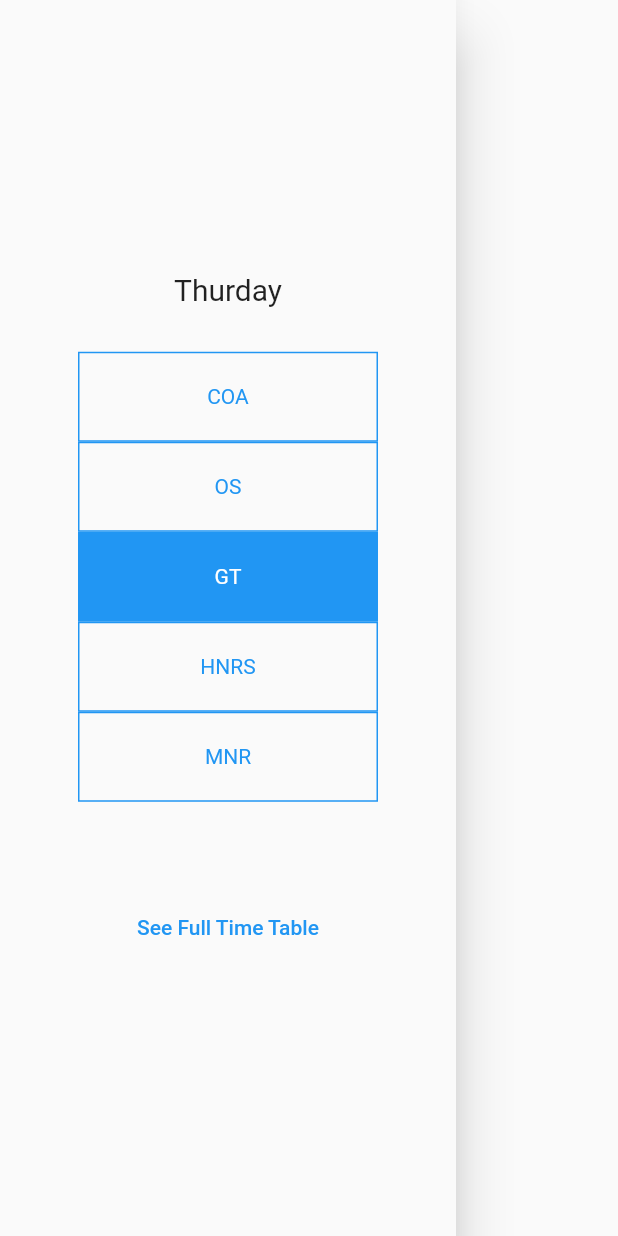
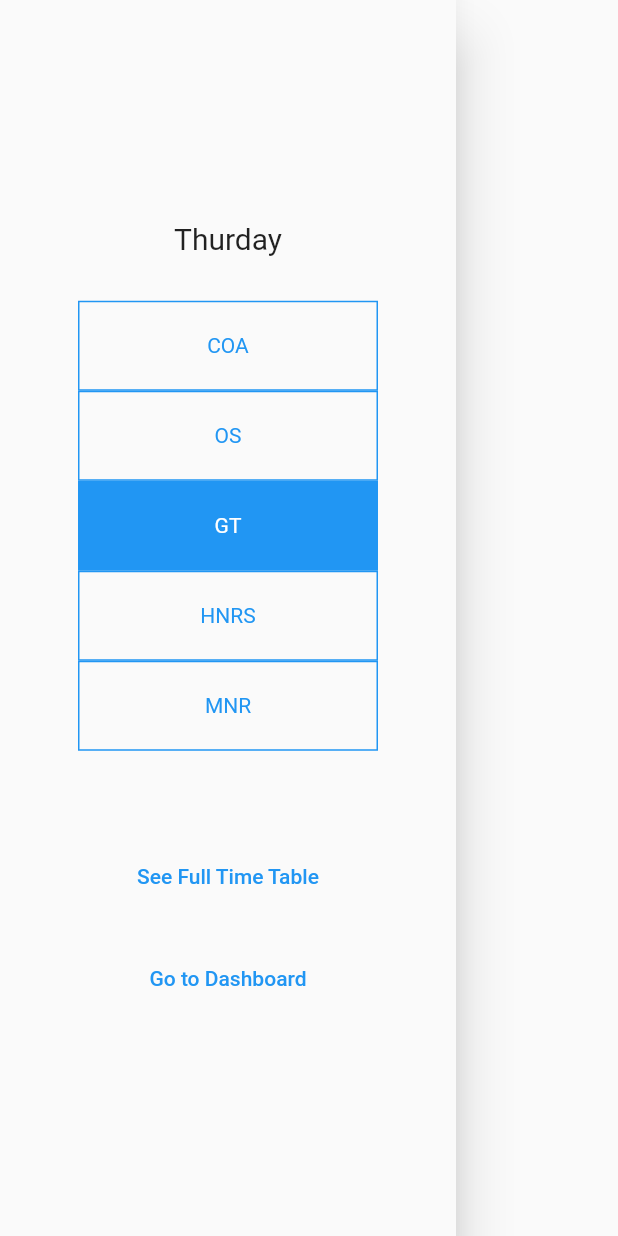
Before and after one commit to tomthomasvempala/Moodle-Easy, a Flutter app: the TimeTableDrawer widget shown alone on an empty page, opened directly, on a phone screen of 412 x 824 dp. Run offline on Flutter 3.47's test engine with Material 2 defaults, Android fonts, the phone set to English and light mode, and no system bars; missing offline and left inert: dart:js; network calls fail.

```diff
--- a/lib/drawerTT.dart
+++ b/lib/drawerTT.dart
@@ -42,7 +42,16 @@ class TimeTableDrawer extends StatelessWidget {
                       "http://moodle.mec.ac.in/pluginfile.php/32870/mod_resource/content/1/CS4%20TT-2021%20EVEN%20-w.e.f-26-04-2021.pdf"
                     ]);
                   },
-                  child: Text("See Full Time Table"))
+                  child: Text("See Full Time Table")),
+              SizedBox(
+                height: 20,
+              ),
+              TextButton(
+                  onPressed: () {
+                    js.context
+                        .callMethod('open', ["http://moodle.mec.ac.in/my/"]);
+                  },
+                  child: Text("Go to Dashboard"))
             ],
       ),
     );
--- a/lib/main.dart
+++ b/lib/main.dart
@@ -10,7 +10,7 @@ class MyApp extends StatelessWidget {
   @override
   Widget build(BuildContext context) {
     return MaterialApp(
-        title: 'Flutter Demo',
+        title: 'Moodle EZ',
         theme: ThemeData(
           primarySwatch: Colors.blue,
           visualDensity: VisualDensity.adaptivePlatformDensity,
--- a/lib/theGrid.dart
+++ b/lib/theGrid.dart
@@ -76,4 +76,6 @@ class TheGrid extends StatelessWidget {
 var myIcons = {
   "Home": Icons.home,
   "Attendance": Icons.class_,
+  "Big Blue Button": Icons.video_call_rounded,
+  "Google Meet": Icons.video_call_rounded,
 };
```
Also changed, not shown: lib/home.dart (+10 -7 lines).
